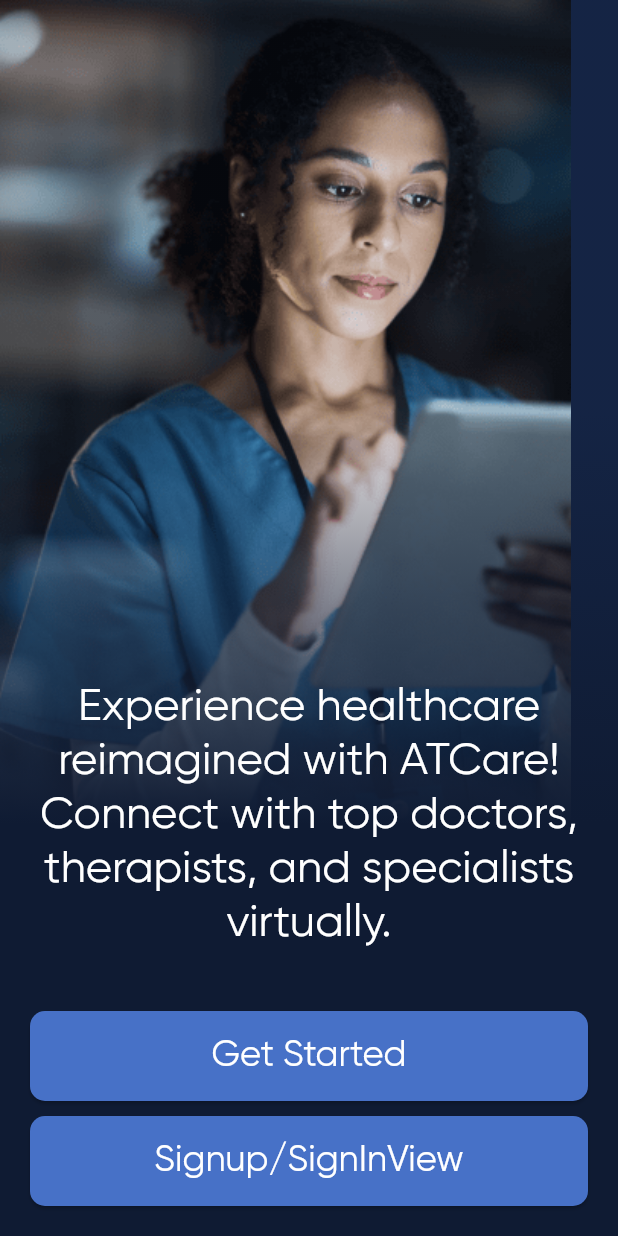
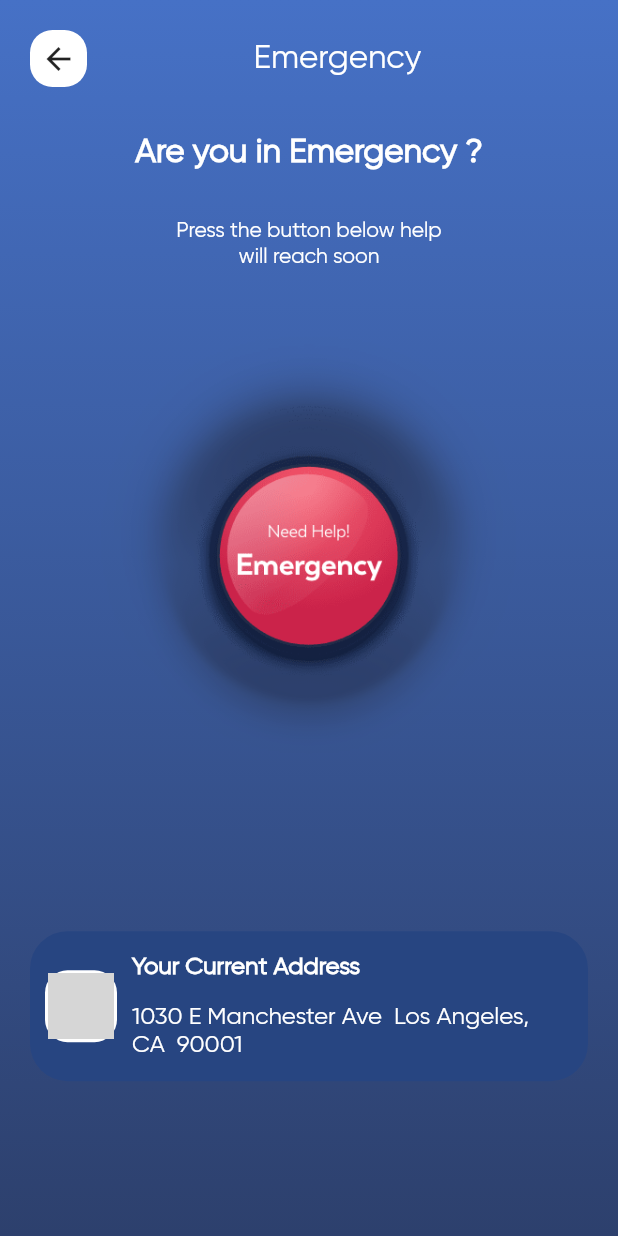
Before and after one commit to nabeel-khanjee/product-list, a Flutter app: the screen it shows after launch, on a phone screen of 412 x 824 dp. Run offline on Flutter 3.47's test engine with Material 2 defaults, Android fonts, the phone set to English and light mode, and no system bars; our stand-ins replace bloc, dio, dots_indicator, easy_localization, equatable, flutter_advanced_drawer and 9 more; missing offline and left inert: flutter_material_color_picker; accounts and stored records are empty; network calls fail; grey boxes are pictures that could not be loaded.

Commit message:
Emergency Screens

```diff
--- a/lib/src/app/app_export.dart
+++ b/lib/src/app/app_export.dart
@@ -178,3 +178,8 @@
 export 'package:provider_app/src/pages/forgot_password/forgot_password_screen.dart';
 export 'package:provider_app/src/pages/new_password/new_password_screen.dart';
 export 'package:provider_app/src/pages/otp/otp_screen.dart';
+export 'package:provider_app/src/components/custom_gradient_bg.dart';
+export 'package:provider_app/src/pages/emergency/components/emergency_address.dart';
+export 'package:provider_app/src/pages/emergency/components/emergency_button.dart';
+export 'package:provider_app/src/pages/emergency/components/emergency_header.dart';
+export 'package:provider_app/src/pages/emergency/components/emergency_details.dart';
--- /dev/null
+++ b/lib/src/components/custom_gradient_bg.dart
@@ -0,0 +1,12 @@
+import 'package:provider_app/src/app/app_export.dart';
+
+BoxDecoration customGradientBg = const BoxDecoration(
+  gradient: LinearGradient(
+    begin: Alignment.topCenter,
+    end: Alignment.bottomCenter,
+    colors: [
+      Color(0xFF4671C6),
+      Color(0xFF2D406D),
+    ],
+  ),
+);
--- a/lib/src/constant/route_constants.dart
+++ b/lib/src/constant/route_constants.dart
@@ -10,6 +10,7 @@
   static const String otpRoute = 'otpRoute';
   static const String newPasswordRoute = 'newPasswordRoute';
   static const String forgotPasswordRoute = 'forgotPasswordRoute';
+  static const String emergencyRoute = 'emergencyRoute';
 
   static const String changeLanguageRoute = 'changeLanguageRoute';
   static const String changeLocationRoute = 'changeLocationRoute';
@@ -19,13 +20,15 @@
   static const String mentalHealthRoute = 'mentalHealthRoute';
   static const String familyHealthProfileRoute = 'familyHealthProfileRoute';
 
-  static const String housingAndUtilitiesRoute='housingAndUtilitiesRoute';
+  static const String housingAndUtilitiesRoute = 'housingAndUtilitiesRoute';
 
-  static const String foodRoute='foodRoute';
+  static const String foodRoute = 'foodRoute';
 
-  static const String transportationAndChildCareRoute='transportationAndChildCareRoute';
+  static const String transportationAndChildCareRoute =
+      'transportationAndChildCareRoute';
 
-  static const String educationAndEmploymentAndFinanceRoute='educationAndEmploymentAndFinanceRoute';
+  static const String educationAndEmploymentAndFinanceRoute =
+      'educationAndEmploymentAndFinanceRoute';
 
-  static const String personalSafetyRoute='personalSafetyRoute';
+  static const String personalSafetyRoute = 'personalSafetyRoute';
 }
--- /dev/null
+++ b/lib/src/pages/emergency/components/emergency_address.dart
@@ -0,0 +1,67 @@
+import 'package:provider_app/src/app/app_export.dart';
+
+class EmergencyAddress extends StatelessWidget {
+  const EmergencyAddress({Key? key}) : super(key: key);
+
+  @override
+  Widget build(BuildContext context) {
+    return Column(
+      mainAxisAlignment: MainAxisAlignment.center,
+      children: [
+        Container(
+          height: 100,
+          width: double.infinity,
+          decoration: BoxDecoration(
+            color: darken(getThemeColor(context), 0.2),
+            borderRadius: BorderRadius.circular(25),
+          ),
+          child: Row(
+            children: [
+              Padding(
+                padding: const EdgeInsets.symmetric(horizontal: 10.0),
+                child: Container(
+                  height: 48,
+                  width: 48,
+                  decoration: BoxDecoration(
+                    color: ColorConstants.white,
+                    borderRadius: BorderRadius.circular(15),
+                  ),
+                  child: Padding(
+                    padding: const EdgeInsets.all(2.0),
+                    child: ClipRRect(
+                      borderRadius: BorderRadius.circular(15),
+                      child: Image.network(
+                        "https://www.gravatar.com/avatar/2c7d99fe281ecd3bcd65ab915bac6dd5?s=250",
+                        fit: BoxFit.cover,
+                      ),
+                    ),
+                  ),
+                ),
+              ),
+              Column(
+                crossAxisAlignment: CrossAxisAlignment.start,
+                mainAxisAlignment: MainAxisAlignment.spaceEvenly,
+                children: [
+                  Text(
+                    "Your Current Address",
+                    style: Theme.of(context)
+                        .textTheme
+                        .bodyMedium!
+                        .copyWith(fontWeight: FontWeight.bold),
+                  ),
+                  SizedBox(
+                    width: MediaQuery.of(context).size.width * 0.7,
+                    child: const Text(
+                      "1030 E Manchester Ave  Los Angeles, CA  90001",
+                      maxLines: 2,
+                    ),
+                  ),
+                ],
+              ),
+            ],
+          ),
+        ),
+      ],
+    );
+  }
+}
--- /dev/null
+++ b/lib/src/pages/emergency/components/emergency_button.dart
@@ -0,0 +1,12 @@
+import 'package:provider_app/src/app/app_export.dart';
+
+class EmergencyButton extends StatelessWidget {
+  const EmergencyButton({Key? key}) : super(key: key);
+
+  @override
+  Widget build(BuildContext context) {
+    return const Image(
+      image: AssetImage("assets/images/emergency_button.png"),
+    );
+  }
+}
--- /dev/null
+++ b/lib/src/pages/emergency/components/emergency_details.dart
@@ -0,0 +1,26 @@
+import 'package:provider_app/src/app/app_export.dart';
+
+class EmergencyDetails extends StatelessWidget {
+  const EmergencyDetails({Key? key}) : super(key: key);
+
+  @override
+  Widget build(BuildContext context) {
+    return Column(
+      mainAxisAlignment: MainAxisAlignment.spaceEvenly,
+      children: [
+        Text(
+          "Are you in Emergency ?",
+          style: Theme.of(context)
+              .textTheme
+              .labelMedium!
+              .copyWith(fontWeight: FontWeight.bold),
+        ),
+        Text(
+          "Press the button below help\nwill reach soon",
+          textAlign: TextAlign.center,
+          style: Theme.of(context).textTheme.bodySmall,
+        ),
+      ],
+    );
+  }
+}
--- /dev/null
+++ b/lib/src/pages/emergency/components/emergency_header.dart
@@ -0,0 +1,33 @@
+import 'package:provider_app/src/app/app_export.dart';
+
+class EmergencyHeader extends StatelessWidget {
+  const EmergencyHeader({Key? key}) : super(key: key);
+
+  @override
+  Widget build(BuildContext context) {
+    return Column(
+      children: [
+        const SizedBox(height: 20),
+        Row(
+          mainAxisAlignment: MainAxisAlignment.spaceBetween,
+          children: [
+            Container(
+              height: 38,
+              width: 38,
+              decoration: BoxDecoration(
+                color: ColorConstants.white,
+                borderRadius: BorderRadius.circular(15),
+              ),
+              child: const Icon(Icons.arrow_back),
+            ),
+            Text(
+              "Emergency",
+              style: Theme.of(context).textTheme.labelMedium,
+            ),
+            Container(),
+          ],
+        ),
+      ],
+    );
+  }
+}
--- /dev/null
+++ b/lib/src/pages/emergency/emergency_screen.dart
@@ -0,0 +1,36 @@
+import 'package:provider_app/src/app/app_export.dart';
+
+class EmergencyScreen extends StatelessWidget {
+  const EmergencyScreen({super.key});
+
+  @override
+  Widget build(BuildContext context) {
+    return Scaffold(
+      body: Container(
+        decoration: customGradientBg,
+        child: const Padding(
+          padding: EdgeInsets.symmetric(horizontal: 20.0),
+          child: SafeArea(
+            child: Column(
+              children: [
+                EmergencyHeader(),
+                Expanded(
+                  flex: 1,
+                  child: EmergencyDetails(),
+                ),
+                Expanded(
+                  flex: 2,
+                  child: EmergencyButton(),
+                ),
+                Expanded(
+                  flex: 2,
+                  child: EmergencyAddress(),
+                ),
+              ],
+            ),
+          ),
+        ),
+      ),
+    );
+  }
+}
--- a/lib/src/pages/sign_in/components/sign_in_form.dart
+++ b/lib/src/pages/sign_in/components/sign_in_form.dart
@@ -1,4 +1,4 @@
-import '../../../app/app_export.dart';
+import 'package:provider_app/src/app/app_export.dart';
 
 class SignInForm extends StatelessWidget {
   const SignInForm({Key? key}) : super(key: key);
@@ -39,7 +39,7 @@
       decoration: InputDecoration(
         fillColor: darken(getThemeColor(context), 0.25),
         filled: true,
-        contentPadding: EdgeInsets.symmetric(vertical: 14),
+        contentPadding: const EdgeInsets.symmetric(vertical: 14),
         border: OutlineInputBorder(
           borderRadius: BorderRadius.circular(15),
           borderSide: BorderSide.none,
@@ -69,14 +69,14 @@
           padding: const EdgeInsets.symmetric(horizontal: 15.0),
           child: SvgPicture.asset('assets/icon/password.svg'),
         ),
-        prefixIconConstraints: BoxConstraints(minHeight: 20),
+        prefixIconConstraints: const BoxConstraints(minHeight: 20),
         labelText: StringConstants.password,
-        labelStyle: TextStyle(color: ColorConstants.white),
+        labelStyle: const TextStyle(color: ColorConstants.white),
         suffixIcon: Padding(
           padding: const EdgeInsets.symmetric(horizontal: 15.0),
           child: SvgPicture.asset('assets/icon/eye.svg'),
         ),
-        suffixIconConstraints: BoxConstraints(minHeight: 20),
+        suffixIconConstraints: const BoxConstraints(minHeight: 20),
       ),
     );
   }
--- a/lib/src/route/generate_route.dart
+++ b/lib/src/route/generate_route.dart
@@ -1,4 +1,5 @@
 import 'package:provider_app/src/app/app_export.dart';
+import 'package:provider_app/src/pages/emergency/emergency_screen.dart';
 
 Route onGenerateRoute(RouteSettings settings) {
   MaterialPageRoute materialRoute(Widget widget) =>
@@ -52,11 +53,14 @@
     case RouteConstants.forgotPasswordRoute:
       return materialRoute(const ForgotPasswordScreen());
 
+    case RouteConstants.emergencyRoute:
+      return materialRoute(const EmergencyScreen());
+
     case RouteConstants.onboardingRoute:
       return materialRoute(const OnboardingScreen());
 
     default:
-      return materialRoute(const SplashScreen());
-    // return materialRoute(ForgotPasswordScreen());
+      // return materialRoute(const SplashScreen());
+      return materialRoute(const EmergencyScreen());
   }
 }
```
Also changed, not shown: assets/images/emergency_button.png (added).
